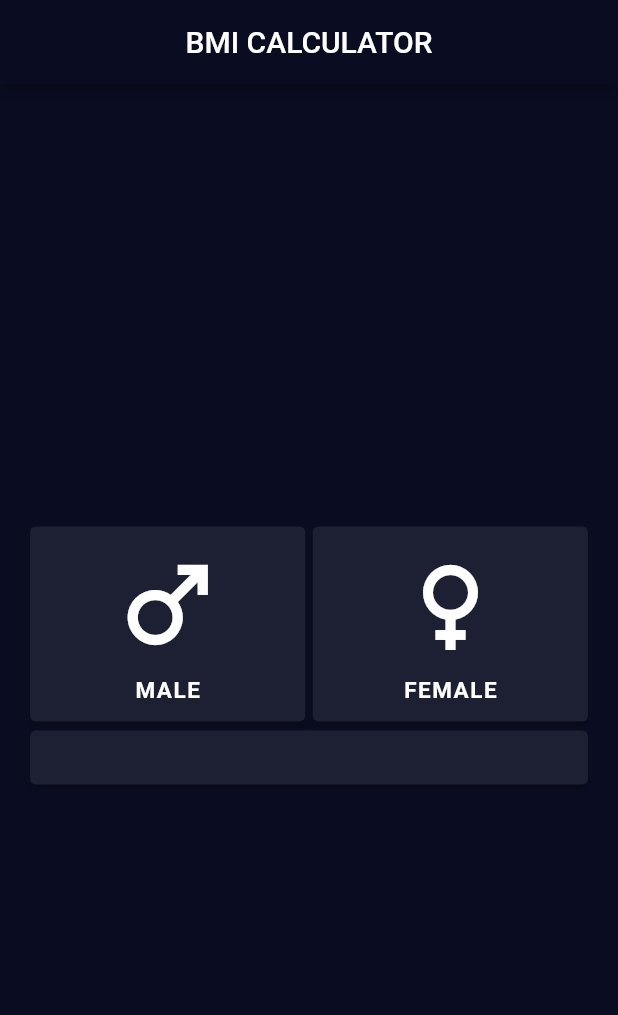
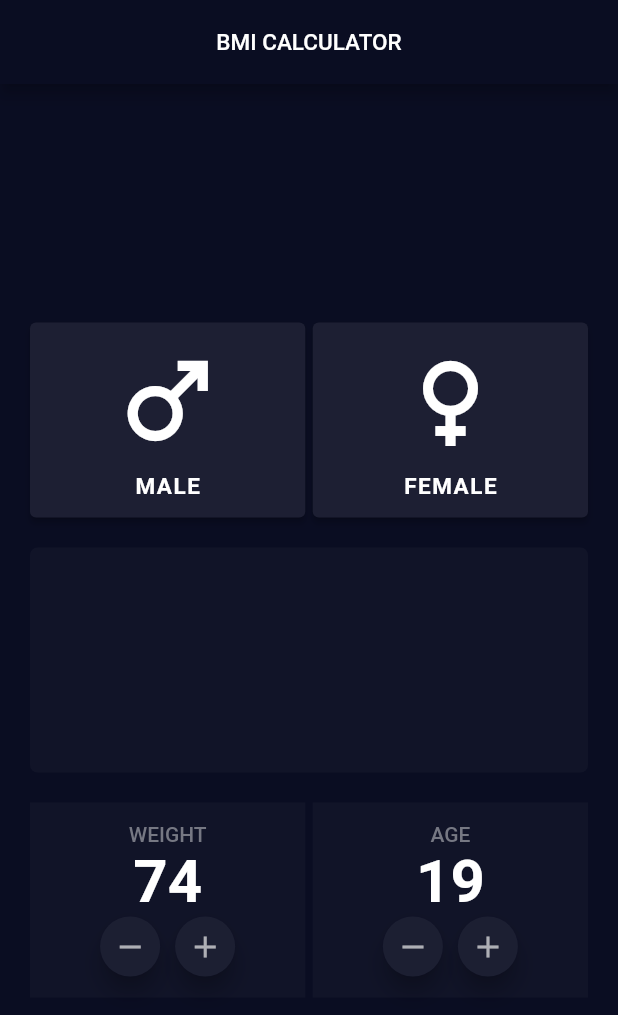
Before and after one commit to zeeshi2k1/bmi_calculator, a Flutter app: the screen it shows after launch, on a phone screen of 412 x 824 dp. Shown: the top 1015 px of the screen. Run offline on Flutter 3.47's test engine with Material 2 defaults, Android fonts, the phone set to English and light mode, and no system bars.

Commit message:
Initial commit

```diff
--- a/lib/input_page.dart
+++ b/lib/input_page.dart
@@ -11,12 +11,15 @@ class _InputPageState extends State<InputPage> {
     return Scaffold(
       appBar: AppBar(
         title: Center(
-          child: Text('BMI CALCULATOR'),
+          child: Text('BMI CALCULATOR',
+          style: TextStyle(
+            fontSize: 15,
           ),
           ),
-      body: SafeArea(
-        child: Padding(
-          padding: const EdgeInsets.symmetric(horizontal: 20),
+        ),
+      ),
+      body: Padding(
+        padding: const EdgeInsets.symmetric(vertical: 20, horizontal: 20),
         child: Column(
           mainAxisAlignment: MainAxisAlignment.center,
           children: [
@@ -78,18 +81,139 @@ class _InputPageState extends State<InputPage> {
                 ),
               ],
             ),
-              Center(
-                child: Expanded(
-                  child: ElevatedButton(
-                    onPressed: () {  },
+            SizedBox(
+              height: 20,
+            ),
+            Container(
+              height: 150,
+              width: 500,
+              decoration: BoxDecoration(
+                borderRadius: BorderRadius.circular(5.0),
+                color: Color(0xFF111428),
+              ),
+            ),
+            SizedBox(
+              height: 20,
+            ),
+            Row(
+              mainAxisSize: MainAxisSize.min,
+              children: <Widget>[
+                Expanded(
                   child: Container(
-                      margin: EdgeInsets.symmetric(vertical: 12, horizontal: 20),
+                    height: 130,
+                    color:  Color(0xFF111428),
+                    child: Padding(
+                      padding: const EdgeInsets.all(13.0),
+                      child: Column(
+                        children: <Widget>[
+                          Text("WEIGHT",
+                            style: TextStyle(
+                              color: Color(0xFF767883),
+                              fontWeight: FontWeight.w500,
+                            ),
+                          ),
+                          Text("74",
+                            style: TextStyle(
+                              fontWeight: FontWeight.bold,
+                              fontSize: 40,
+                            ),
+                          ),
+                          Row(
+                            mainAxisAlignment: MainAxisAlignment.center,
+                            children: <Widget>[
+                              Container(
+                                height: 40,
+                                width: 40,
+                                child: FloatingActionButton(
+                                  onPressed: (){},
+                                  child: Icon(
+                                    Icons.remove,
+                                    color: Color(0xFFAEAFB5),
+                                  ),
+                                ),
+                              ),
+                              SizedBox(
+                                width: 10,
+                              ),
+                              Container(
+                                height: 40,
+                                width: 40,
+                                child: FloatingActionButton(
+                                  onPressed: (){},
+                                  child: Icon(
+                                    Icons.add,
+                                    color: Color(0xFFAEAFB5),
+                                  ),
+                                ),
+                              ),
+                            ],
+                          ),
+                        ],
+                      ),
+                    ),
+                  ),
+                ),
+                SizedBox(
+                  width: 5,
+                ),
+                Expanded(
+                  child: Container(
+                    height: 130,
+                    color:  Color(0xFF111428),
+                    child: Padding(
+                      padding: const EdgeInsets.all(13.0),
+                      child: Column(
+                        children: <Widget>[
+                          Text("AGE",
+                          style: TextStyle(
+                            color: Color(0xFF767883),
+                            fontWeight: FontWeight.w500,
+                          ),
+                          ),
+                          Text("19",
+                            style: TextStyle(
+                              fontWeight: FontWeight.bold,
+                              fontSize: 40,
+                            ),
+                          ),
+                          Row(
+                            mainAxisAlignment: MainAxisAlignment.center,
+                            children: <Widget>[
+                            Container(
+                              height: 40,
+                              width: 40,
+                              child: FloatingActionButton(
+                                onPressed: (){},
+                                child: Icon(
+                                  Icons.remove,
+                                  color: Color(0xFFAEAFB5),
+                                ),
+                              ),
+                            ),
+                              SizedBox(
+                                width: 10,
+                              ),
+                              Container(
+                                height: 40,
+                                width: 40,
+                                child: FloatingActionButton(
+                                  onPressed: (){},
+                                  child: Icon(
+                                    Icons.add,
+                                    color: Color(0xFFAEAFB5),
+                                  ),
+                                ),
+                              ),
+                          ],
+                          ),
+                        ],
                       ),
                     ),
                   ),
                 ),
               ],
             ),
+          ],
         ),
       ),
     );
--- a/lib/main.dart
+++ b/lib/main.dart
@@ -19,8 +19,12 @@ class BMICalculator extends StatelessWidget {
         elevatedButtonTheme: ElevatedButtonThemeData(
           style: TextButton.styleFrom(
             backgroundColor: Color(0xFF1D1F33),
+           // backgroundColor: Color(0xFF111428),
           ),
-      ),
+        ),
+        floatingActionButtonTheme: FloatingActionButtonThemeData(
+          backgroundColor: Color(0xFF1C1F32),
+        ),
       ),
       home: InputPage(),
     );
```
Lines whose indentation alone changed are shown as unchanged.
